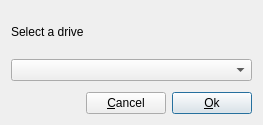
futr/sensorreader, file logicaldrivedialog.ui: the form before one commit.
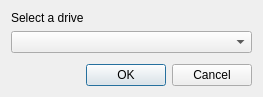
The form after the commit.

What changed in the file:
```diff
--- a/logicaldrivedialog.ui
+++ b/logicaldrivedialog.ui
@@ -7,7 +7,7 @@
     <x>0</x>
     <y>0</y>
     <width>263</width>
-    <height>125</height>
+    <height>96</height>
    </rect>
   </property>
   <property name="sizePolicy">
@@ -22,6 +22,12 @@
   <layout class="QVBoxLayout" name="verticalLayout">
    <item>
     <widget class="QLabel" name="label">
+     <property name="sizePolicy">
+      <sizepolicy hsizetype="Preferred" vsizetype="Maximum">
+       <horstretch>0</horstretch>
+       <verstretch>0</verstretch>
+      </sizepolicy>
+     </property>
      <property name="text">
       <string>Select a drive</string>
      </property>
@@ -47,50 +53,11 @@
     </spacer>
    </item>
    <item>
-    <layout class="QHBoxLayout" name="horizontalLayout">
-     <item>
-      <spacer name="horizontalSpacer">
-       <property name="orientation">
-        <enum>Qt::Horizontal</enum>
-       </property>
-       <property name="sizeHint" stdset="0">
-        <size>
-         <width>40</width>
-         <height>20</height>
-        </size>
-       </property>
-      </spacer>
-     </item>
-     <item>
-      <widget class="QPushButton" name="cancelButton">
-       <property name="sizePolicy">
-        <sizepolicy hsizetype="Minimum" vsizetype="Fixed">
-         <horstretch>0</horstretch>
-         <verstretch>0</verstretch>
-        </sizepolicy>
-       </property>
-       <property name="text">
-        <string>&amp;Cancel</string>
-       </property>
-       <property name="autoDefault">
-        <bool>false</bool>
-       </property>
-      </widget>
-     </item>
-     <item>
-      <widget class="QPushButton" name="okButton">
-       <property name="sizePolicy">
-        <sizepolicy hsizetype="Minimum" vsizetype="Fixed">
-         <horstretch>0</horstretch>
-         <verstretch>0</verstretch>
-        </sizepolicy>
-       </property>
-       <property name="text">
-        <string>&amp;Ok</string>
-       </property>
-      </widget>
-     </item>
-    </layout>
+    <widget class="QDialogButtonBox" name="buttonBox">
+     <property name="standardButtons">
+      <set>QDialogButtonBox::Cancel|QDialogButtonBox::Ok</set>
+     </property>
+    </widget>
    </item>
   </layout>
  </widget>
```
Left out of the diff: 31 changed lines with no effect on the pictures.
